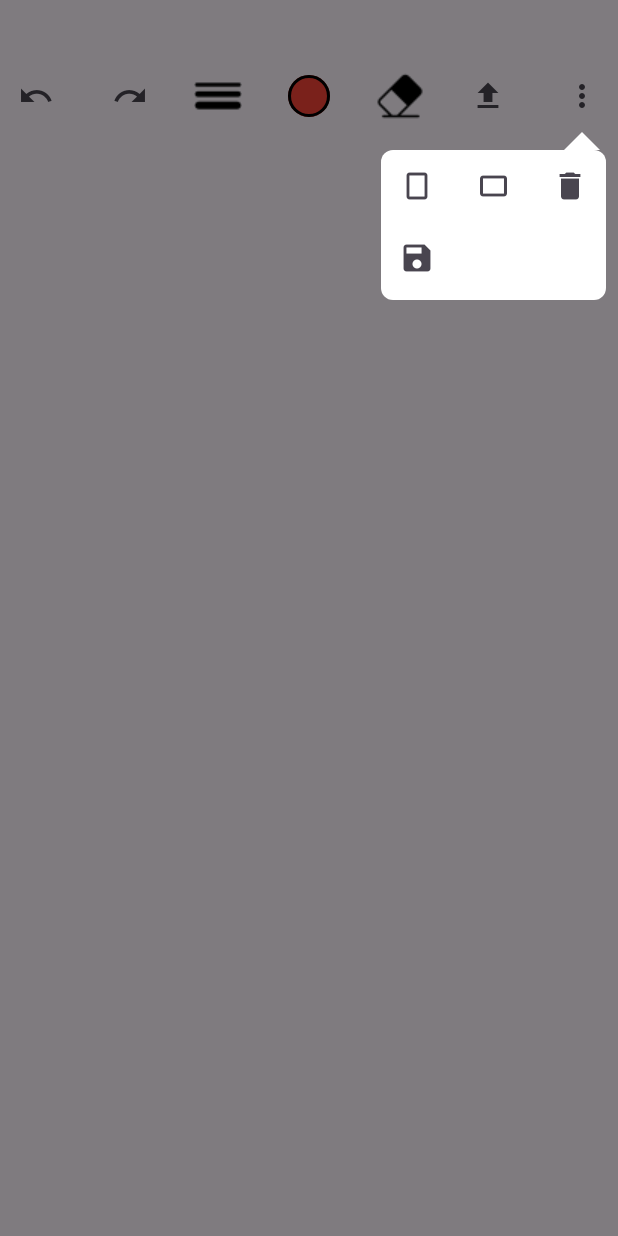
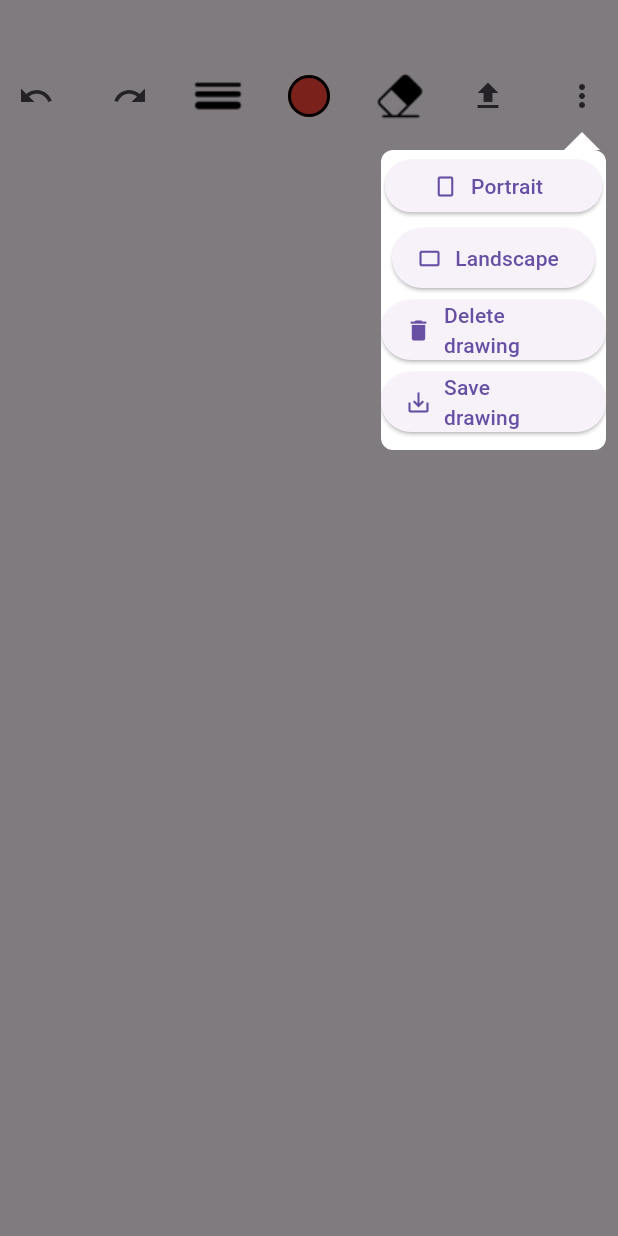
Before and after one commit to IvanPartalo/drawing-app-flutter, a Flutter app: the screen it shows after launch, after a tap on the "more vert" icon, on a phone screen of 412 x 824 dp. Run offline on Flutter 3.47's test engine with Material 3 defaults, Android fonts, the light colour scheme and no system bars; our stand-ins replace gallery_saver, image_picker, popover, toastification; missing offline and left inert: random_string_generator.

Commit message:
more option new design

```diff
--- a/lib/home_screen.dart
+++ b/lib/home_screen.dart
@@ -153,7 +153,13 @@ class _HomeScreenState extends State<HomeScreen> {
     try {
       ui.PictureRecorder pictureRecorder = ui.PictureRecorder();
       Canvas canvas = Canvas(pictureRecorder);
-      DrawingPainter painter = DrawingPainter(currentLines, _image!, backgroundChosen, imageLoaded);
+      DrawingPainter painter;
+      if(_image != null){
+        painter = DrawingPainter(currentLines, _image!, backgroundChosen, imageLoaded);
+      }
+      else{
+        painter = DrawingPainter(currentLines, placeHolderImage!, backgroundChosen, imageLoaded);
+      }
       Size? size = context.size;
       //moram da obojim pozadinu u belo rucno :(
       Paint paint = Paint();
--- a/lib/menu/more_menu.dart
+++ b/lib/menu/more_menu.dart
@@ -12,11 +12,9 @@ class MoreMenu extends StatelessWidget{
   @override
   Widget build(BuildContext context) {
     return Column(
-      children: [
-        Row(
-          mainAxisAlignment: MainAxisAlignment.spaceBetween,
       children: <Widget>[
-            IconButton(
+        ElevatedButton.icon(
+          icon: const Icon(Icons.crop_portrait),
           onPressed: () {
             if(MediaQuery.of(context).orientation == Orientation.landscape) {
               Widget cancelButton = ElevatedButton(
@@ -46,9 +44,11 @@ class MoreMenu extends StatelessWidget{
               );
             }
           },
-                icon: const Icon(Icons.crop_portrait)
+          style: ElevatedButton.styleFrom(minimumSize: Size(145, 35)),
+          label: Text("Portrait"),
         ),
-            IconButton(
+        ElevatedButton.icon(
+          icon: const Icon(Icons.crop_landscape),
           onPressed: () {
             if(MediaQuery.of(context).orientation == Orientation.portrait) {
               Widget cancelButton = ElevatedButton(
@@ -67,7 +67,7 @@ class MoreMenu extends StatelessWidget{
             );
             AlertDialog alert = AlertDialog(
               title: Text("Changing of orientation"),
-                      content: Text("Are you sure you want to switch to landscape? It will delete the current drawing."),
+              content: Text("Are you sure you want to switch to portrait? It will delete the current drawing."),
               actions: [cancelButton, continueButton, ],
             );
             showDialog(
@@ -78,9 +78,10 @@ class MoreMenu extends StatelessWidget{
             );
             }
           },
-                icon: const Icon(Icons.crop_landscape)
+          label: Text("Landscape"),
         ),
-            IconButton(
+        ElevatedButton.icon(
+        icon: const Icon(Icons.delete),
         onPressed: () {
           Widget cancelButton = ElevatedButton(
             child: Text("No"),
@@ -109,19 +110,15 @@ class MoreMenu extends StatelessWidget{
             },
           );
         },
-                icon: const Icon(Icons.delete)
+        label: Text("Delete drawing"),
         ),
-          ],
-        ),
-        Row(
-          children: <Widget>[
-            IconButton(
-                onPressed: (){
+        ElevatedButton.icon(
+          icon: const Icon(Icons.save_alt),
+          onPressed: () {
             onSaveImage();
           },
-                icon: const Icon(Icons.save)
-            ),
-          ],
+          label: Text("Save drawing"),
+
         ),
       ],
     );
--- a/lib/menu/pop_up_more.dart
+++ b/lib/menu/pop_up_more.dart
@@ -36,7 +36,7 @@ class PopUpMore extends StatelessWidget{
                 },
               ),
                 width: 150,
-                height: 100,);
+                height: 200,);
             },
             icon: const Icon(Icons.more_vert)
         ),
```
Lines whose indentation alone changed are shown as unchanged.
